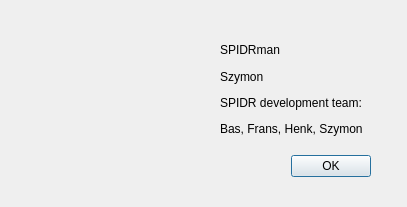
Qt form python/ui/AboutWnd.ui (navrit/dexter) before a commit.
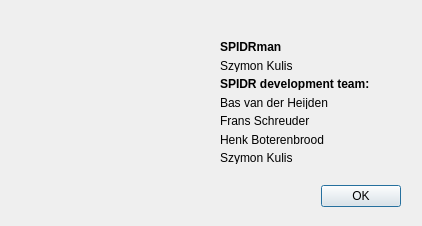
The same form after that commit. Icons and pictures are not drawn.

The edit to the form file:
```diff
--- a/python/ui/AboutWnd.ui
+++ b/python/ui/AboutWnd.ui
@@ -9,12 +9,12 @@
    <rect>
     <x>0</x>
     <y>0</y>
-    <width>407</width>
-    <height>207</height>
+    <width>422</width>
+    <height>226</height>
    </rect>
   </property>
   <property name="sizePolicy">
-   <sizepolicy hsizetype="Ignored" vsizetype="Ignored">
+   <sizepolicy hsizetype="Fixed" vsizetype="Fixed">
     <horstretch>0</horstretch>
     <verstretch>0</verstretch>
    </sizepolicy>
@@ -29,8 +29,8 @@
   <widget class="QDialogButtonBox" name="buttonBox">
    <property name="geometry">
     <rect>
-     <x>250</x>
-     <y>150</y>
+     <x>280</x>
+     <y>180</y>
      <width>121</width>
      <height>32</height>
     </rect>
@@ -66,13 +66,19 @@
     <rect>
      <x>220</x>
      <y>40</y>
-     <width>160</width>
-     <height>99</height>
+     <width>181</width>
+     <height>124</height>
     </rect>
    </property>
    <layout class="QVBoxLayout" name="verticalLayout">
     <item>
      <widget class="QLabel" name="label">
+      <property name="font">
+       <font>
+        <weight>75</weight>
+        <bold>true</bold>
+       </font>
+      </property>
       <property name="text">
        <string>SPIDRman</string>
       </property>
@@ -81,12 +87,18 @@
     <item>
      <widget class="QLabel" name="label_4">
       <property name="text">
-       <string>Szymon</string>
+       <string>Szymon Kulis</string>
       </property>
      </widget>
     </item>
     <item>
      <widget class="QLabel" name="label_2">
+      <property name="font">
+       <font>
+        <weight>75</weight>
+        <bold>true</bold>
+       </font>
+      </property>
       <property name="text">
        <string>SPIDR development team:</string>
       </property>
@@ -95,7 +107,28 @@
     <item>
      <widget class="QLabel" name="label_3">
       <property name="text">
-       <string>Bas, Frans, Henk, Szymon</string>
+       <string>Bas van der Heijden</string>
+      </property>
+     </widget>
+    </item>
+    <item>
+     <widget class="QLabel" name="label_6">
+      <property name="text">
+       <string>Frans Schreuder</string>
+      </property>
+     </widget>
+    </item>
+    <item>
+     <widget class="QLabel" name="label_7">
+      <property name="text">
+       <string>Henk Boterenbrood</string>
+      </property>
+     </widget>
+    </item>
+    <item>
+     <widget class="QLabel" name="label_8">
+      <property name="text">
+       <string>Szymon Kulis</string>
       </property>
      </widget>
     </item>
```
